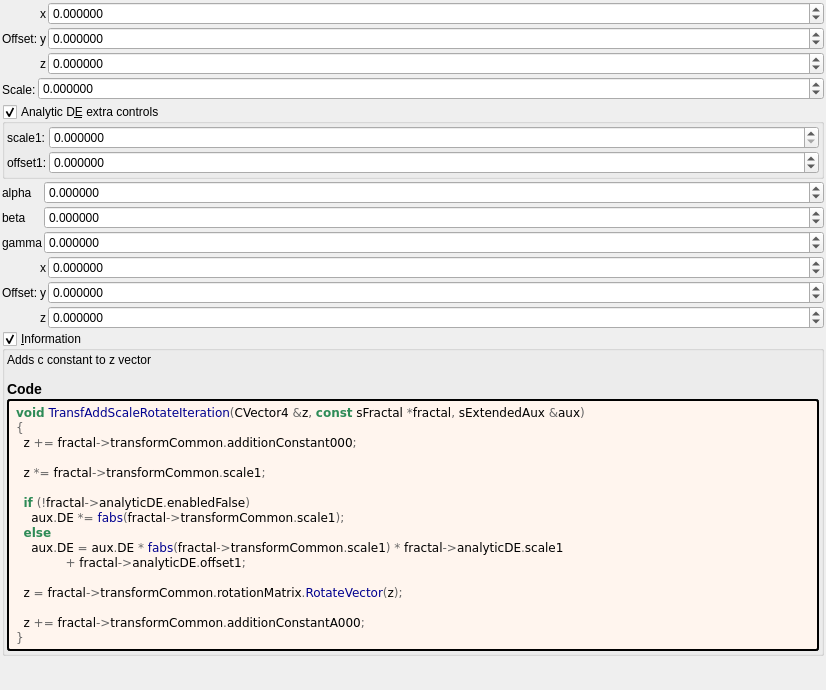
First picture: the form in mandelbulber2/formula/ui/transf_add_scale_rotate.ui, repository buddhi1980/mandelbulber2, before the edit.
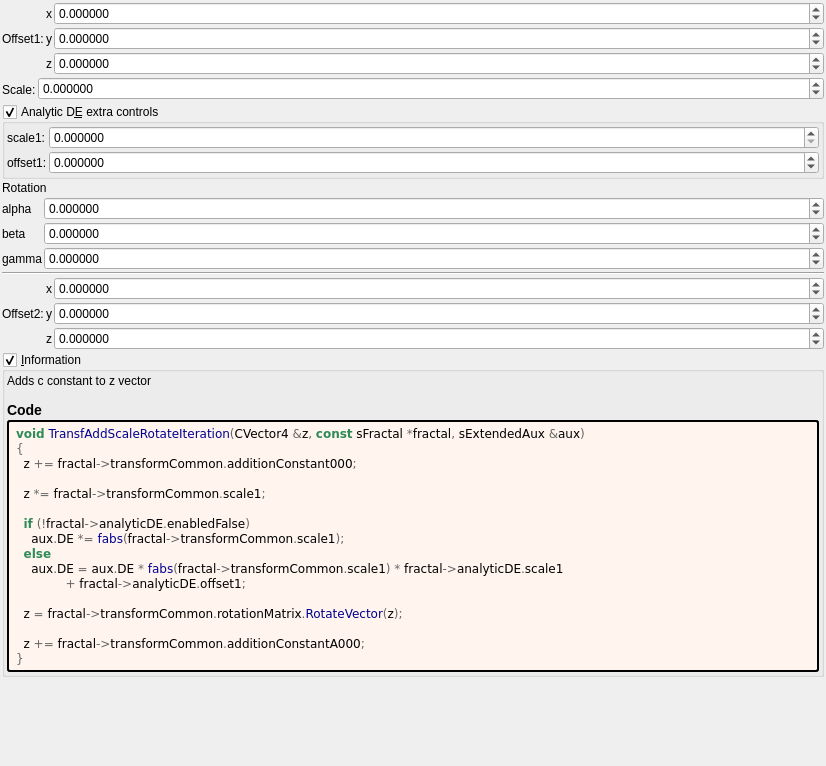
Second picture: the form after the edit. Custom widgets are drawn as their Qt base class.

Commit message:
transf_difs_aux_color.cl delete
assume it was left over from some of my work

Diff of the .ui file:
```diff
--- a/mandelbulber2/formula/ui/transf_add_scale_rotate.ui
+++ b/mandelbulber2/formula/ui/transf_add_scale_rotate.ui
@@ -7,7 +7,7 @@
     <x>0</x>
     <y>0</y>
     <width>826</width>
-    <height>690</height>
+    <height>766</height>
    </rect>
   </property>
   <property name="windowTitle">
@@ -142,7 +142,7 @@
      <item row="3" column="1">
       <widget class="QLabel" name="label_259">
        <property name="text">
-        <string>Offset:</string>
+        <string>Offset1:</string>
        </property>
       </widget>
      </item>
@@ -294,6 +294,13 @@
      </layout>
     </widget>
    </item>
+   <item>
+    <widget class="QLabel" name="label_256">
+     <property name="text">
+      <string>Rotation</string>
+     </property>
+    </widget>
+   </item>
    <item>
     <layout class="QGridLayout" name="gridLayout_2" columnstretch="0,1">
      <property name="spacing">
@@ -406,6 +413,13 @@
      </item>
     </layout>
    </item>
+   <item>
+    <widget class="Line" name="line">
+     <property name="orientation">
+      <enum>Qt::Horizontal</enum>
+     </property>
+    </widget>
+   </item>
    <item>
     <layout class="QGridLayout" name="gridLayout_63" columnstretch="0,0,0,1">
      <property name="spacing">
@@ -519,7 +533,7 @@
      <item row="3" column="1">
       <widget class="QLabel" name="label_255">
        <property name="text">
-        <string>Offset:</string>
+        <string>Offset2:</string>
        </property>
       </widget>
      </item>
@@ -626,17 +640,17 @@
   </layout>
  </widget>
  <customwidgets>
-  <customwidget>
-   <class>MyDoubleSpinBox</class>
-   <extends>QDoubleSpinBox</extends>
-   <header>my_double_spin_box.h</header>
-  </customwidget>
   <customwidget>
    <class>MyGroupBox</class>
    <extends>QGroupBox</extends>
    <header>my_group_box.h</header>
    <container>1</container>
   </customwidget>
+  <customwidget>
+   <class>MyDoubleSpinBox</class>
+   <extends>QDoubleSpinBox</extends>
+   <header>my_double_spin_box.h</header>
+  </customwidget>
  </customwidgets>
  <tabstops>
   <tabstop>spinbox3_transf_addition_constantA_000_x</tabstop>
```
Left out of the diff: 4 changed lines with no effect on the pictures. The commit also changes 14 other files.
